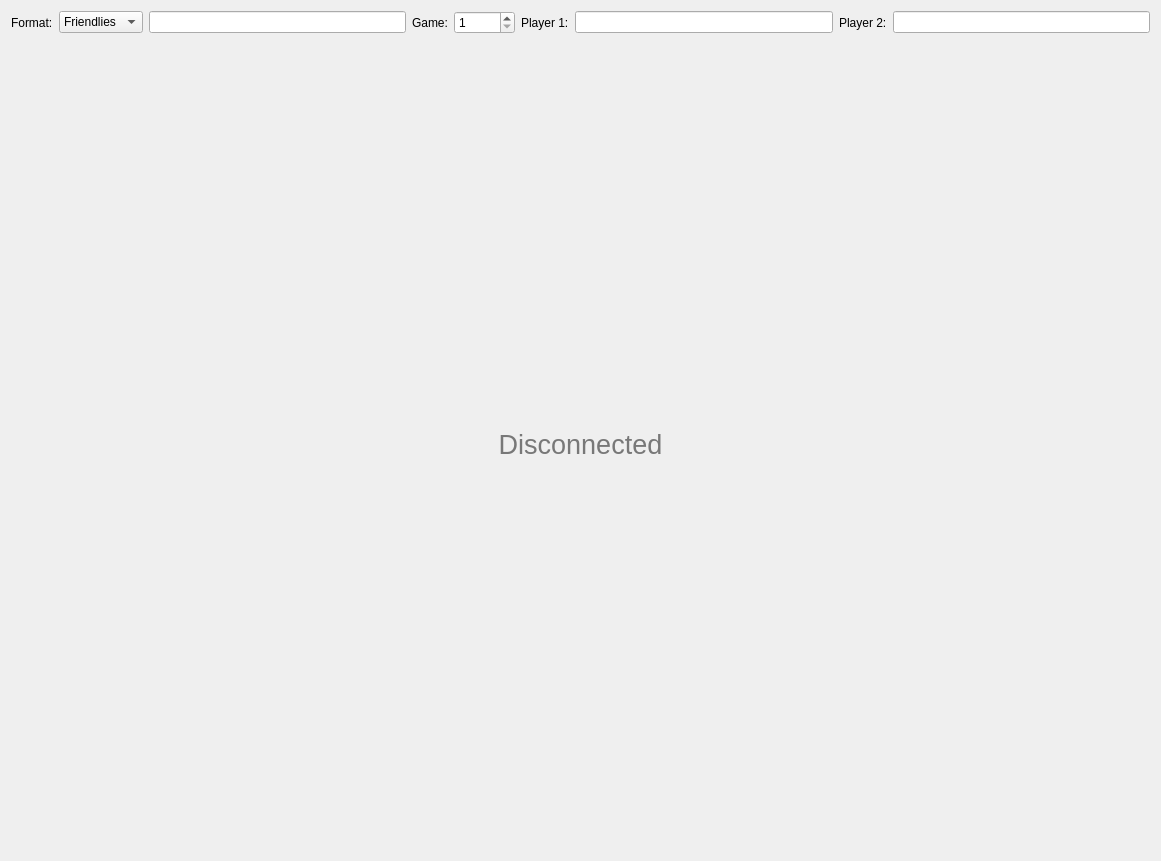
Old version of the form application/forms/ActiveSessionView.ui in the repository reframedultimate/ReFramed.
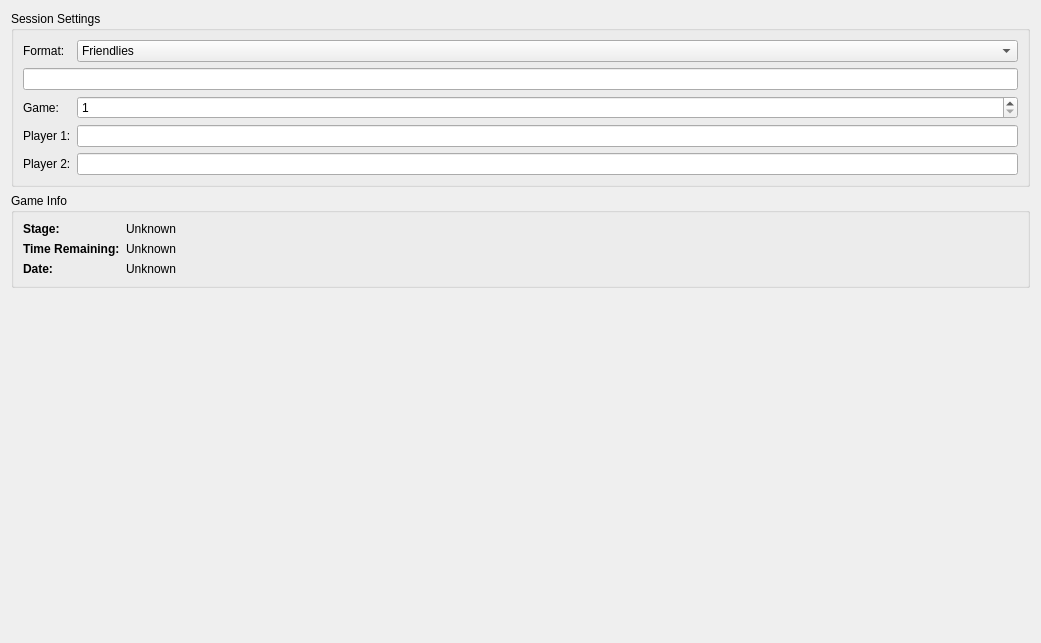
New version of the form. The open tabs and pages were chosen to show the change.

Commit message: Fixing some bugs, updating active session manager view

Patch:
```diff
--- a/application/forms/ActiveSessionView.ui
+++ b/application/forms/ActiveSessionView.ui
@@ -6,24 +6,21 @@
    <rect>
     <x>0</x>
     <y>0</y>
-    <width>1161</width>
-    <height>861</height>
+    <width>1041</width>
+    <height>643</height>
    </rect>
   </property>
   <property name="windowTitle">
    <string>Form</string>
   </property>
-  <layout class="QVBoxLayout" name="verticalLayout_2">
-   <item>
-    <layout class="QHBoxLayout" name="horizontalLayout">
-     <item>
-      <widget class="QLabel" name="label_6">
-       <property name="text">
-        <string>Format:</string>
-       </property>
-      </widget>
-     </item>
-     <item>
+  <layout class="QGridLayout" name="gridLayout_2" rowstretch="0,0,1" columnstretch="0,1">
+   <item row="0" column="0">
+    <widget class="QGroupBox" name="groupBox_2">
+     <property name="title">
+      <string>Session Settings</string>
+     </property>
+     <layout class="QGridLayout" name="gridLayout">
+      <item row="0" column="1">
       <widget class="QComboBox" name="comboBox_format">
        <item>
         <property name="text">
@@ -67,21 +64,7 @@
        </item>
       </widget>
      </item>
-     <item>
-      <widget class="QLineEdit" name="lineEdit_formatOther">
-       <property name="enabled">
-        <bool>true</bool>
-       </property>
-      </widget>
-     </item>
-     <item>
-      <widget class="QLabel" name="label_9">
-       <property name="text">
-        <string>Game:</string>
-       </property>
-      </widget>
-     </item>
-     <item>
+      <item row="2" column="1">
       <widget class="QSpinBox" name="spinBox_gameNumber">
        <property name="minimum">
         <number>1</number>
@@ -91,28 +74,49 @@
        </property>
       </widget>
      </item>
-     <item>
+      <item row="2" column="0">
+       <widget class="QLabel" name="label_9">
+        <property name="text">
+         <string>Game:</string>
+        </property>
+       </widget>
+      </item>
+      <item row="3" column="0">
       <widget class="QLabel" name="label_7">
        <property name="text">
         <string>Player 1:</string>
        </property>
       </widget>
      </item>
-     <item>
+      <item row="0" column="0">
+       <widget class="QLabel" name="label_6">
+        <property name="text">
+         <string>Format:</string>
+        </property>
+       </widget>
+      </item>
+      <item row="3" column="1">
       <widget class="QLineEdit" name="lineEdit_player1">
        <property name="text">
         <string/>
        </property>
       </widget>
      </item>
-     <item>
+      <item row="1" column="0" colspan="2">
+       <widget class="QLineEdit" name="lineEdit_formatOther">
+        <property name="enabled">
+         <bool>true</bool>
+        </property>
+       </widget>
+      </item>
+      <item row="4" column="0">
       <widget class="QLabel" name="label_8">
        <property name="text">
         <string>Player 2:</string>
        </property>
       </widget>
      </item>
-     <item>
+      <item row="4" column="1">
       <widget class="QLineEdit" name="lineEdit_player2">
        <property name="text">
         <string/>
@@ -120,60 +124,14 @@
       </widget>
      </item>
     </layout>
-   </item>
-   <item>
-    <widget class="QStackedWidget" name="stackedWidget">
-     <property name="currentIndex">
-      <number>2</number>
-     </property>
-     <widget class="QWidget" name="page_disconnected">
-      <layout class="QVBoxLayout" name="verticalLayout_4">
-       <item>
-        <widget class="QLabel" name="label_4">
-         <property name="font">
-          <font>
-           <pointsize>14</pointsize>
-          </font>
-         </property>
-         <property name="text">
-          <string>&lt;html&gt;&lt;head/&gt;&lt;body&gt;&lt;p align=&quot;center&quot;&gt;&lt;span style=&quot; font-size:20pt; color:#787878;&quot;&gt;Disconnected&lt;/span&gt;&lt;/p&gt;&lt;/body&gt;&lt;/html&gt;</string>
-         </property>
-         <property name="textFormat">
-          <enum>Qt::AutoText</enum>
-         </property>
-        </widget>
-       </item>
-      </layout>
-     </widget>
-     <widget class="QWidget" name="page_waiting">
-      <layout class="QVBoxLayout" name="verticalLayout_5">
-       <item>
-        <widget class="QLabel" name="label_5">
-         <property name="font">
-          <font>
-           <pointsize>14</pointsize>
-          </font>
-         </property>
-         <property name="text">
-          <string>&lt;html&gt;&lt;head/&gt;&lt;body&gt;&lt;p align=&quot;center&quot;&gt;&lt;span style=&quot; font-size:20pt; color:#787878;&quot;&gt;Waiting for next game...&lt;/span&gt;&lt;/p&gt;&lt;/body&gt;&lt;/html&gt;</string>
-         </property>
-         <property name="textFormat">
-          <enum>Qt::AutoText</enum>
-         </property>
-        </widget>
-       </item>
-      </layout>
-     </widget>
-     <widget class="QWidget" name="page_active">
-      <layout class="QGridLayout" name="gridLayout">
-       <item row="0" column="0">
+    </widget>
+   </item>
+   <item row="1" column="0">
         <widget class="QGroupBox" name="groupBox">
          <property name="title">
           <string>Game Info</string>
          </property>
-         <layout class="QVBoxLayout" name="verticalLayout">
-          <item>
-           <layout class="QFormLayout" name="formLayout">
+     <layout class="QFormLayout" name="formLayout_2">
             <item row="0" column="0">
              <widget class="QLabel" name="label">
               <property name="text">
@@ -217,19 +175,13 @@
              </widget>
             </item>
            </layout>
-          </item>
-         </layout>
-        </widget>
-       </item>
-       <item row="1" column="0">
+    </widget>
+   </item>
+   <item row="2" column="0">
         <layout class="QVBoxLayout" name="layout_playerInfo"/>
        </item>
-       <item row="0" column="1" rowspan="2">
-        <layout class="QHBoxLayout" name="layout_recordingView"/>
-       </item>
-      </layout>
-     </widget>
-    </widget>
+   <item row="0" column="1" rowspan="3">
+    <layout class="QHBoxLayout" name="layout_sessionViewer"/>
    </item>
   </layout>
  </widget>
```
Lines whose indentation alone changed are shown as unchanged. The commit also changes 12 other files.
